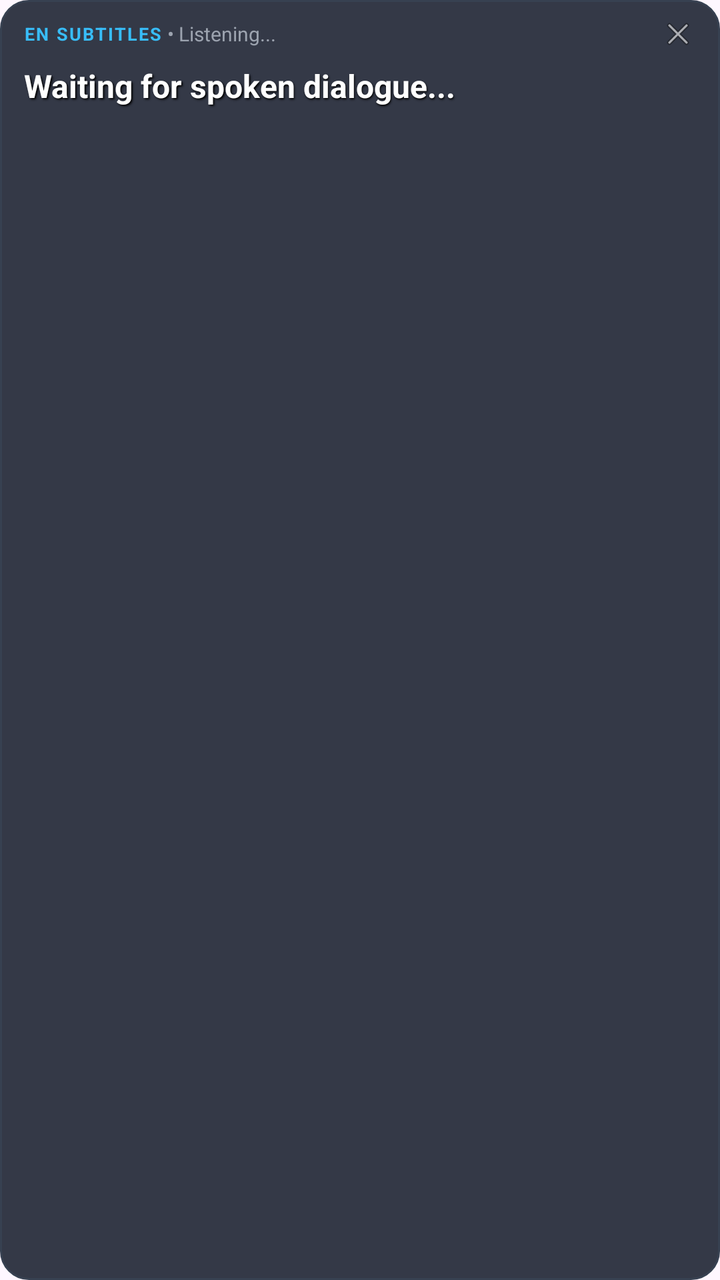
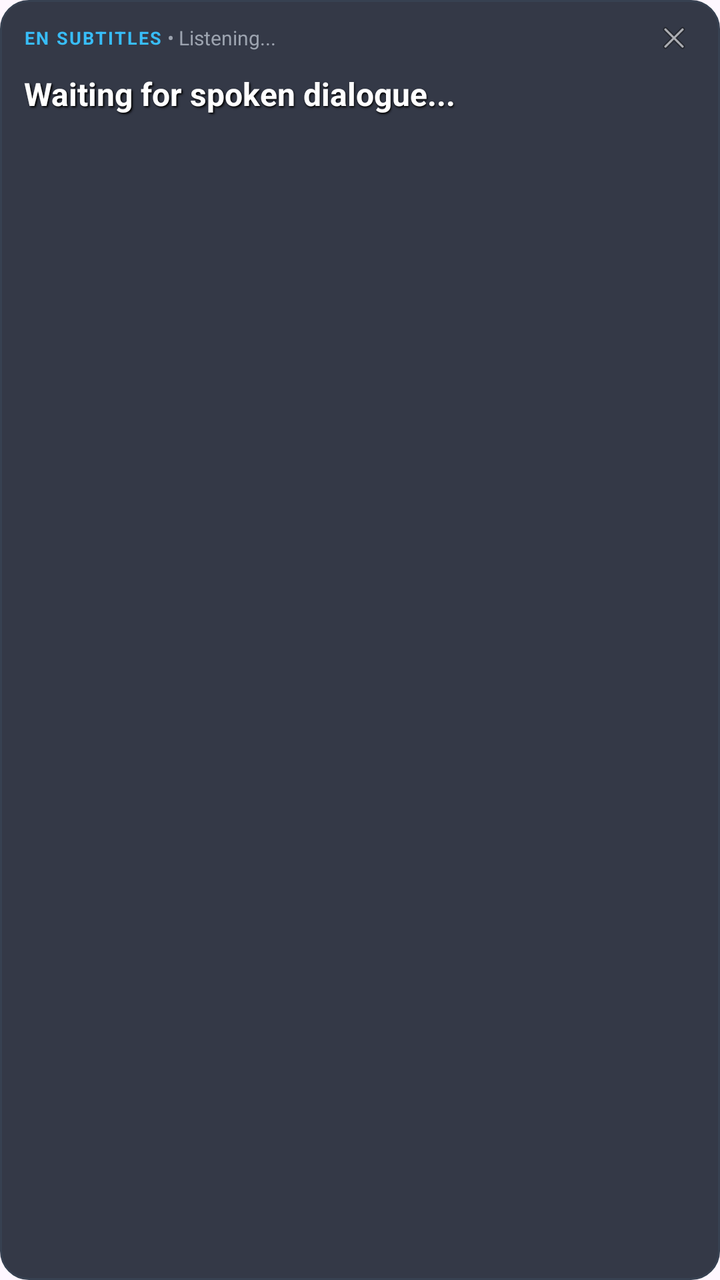

The first picture is an Android layout as it rendered before a commit; the second is the same layout after the commit. The layout source and the unified diff follow.
<!-- AndroidManifest.xml: application theme Theme.LiveSubtitles -->
<!-- res/layout/layout_floating_subtitle.xml -->
<?xml version="1.0" encoding="utf-8"?>
<LinearLayout xmlns:android="http://schemas.android.com/apk/res/android"
    android:id="@+id/overlayContainer"
    android:layout_width="wrap_content"
    android:layout_height="wrap_content"
    android:background="@drawable/bg_overlay_card"
    android:orientation="vertical"
    android:minWidth="260dp"
    android:maxWidth="360dp">

    
    <LinearLayout
        android:id="@+id/dragHandle"
        android:layout_width="match_parent"
        android:layout_height="wrap_content"
        android:orientation="horizontal"
        android:gravity="center_vertical"
        android:paddingBottom="4dp">

        <TextView
            android:id="@+id/tvEngineBadge"
            android:layout_width="wrap_content"
            android:layout_height="wrap_content"
            android:text="EN SUBTITLES"
            android:textSize="9sp"
            android:textStyle="bold"
            android:textColor="@color/subtitle_accent"
            android:letterSpacing="0.08" />

        <TextView
            android:id="@+id/tvStatus"
            android:layout_width="0dp"
            android:layout_height="wrap_content"
            android:layout_weight="1"
            android:text=" • Listening..."
            android:textSize="10sp"
            android:textColor="#9CA3AF"
            android:maxLines="1"
            android:ellipsize="end" />

        <ImageView
            android:id="@+id/btnCloseOverlay"
            android:layout_width="18dp"
            android:layout_height="18dp"
            android:background="?attr/selectableItemBackgroundBorderless"
            android:contentDescription="Close Subtitles"
            android:src="@android:drawable/ic_menu_close_clear_cancel" />
    </LinearLayout>

    
    <TextView
        android:id="@+id/tvSubtitle"
        android:layout_width="match_parent"
        android:layout_height="wrap_content"
        android:text="Waiting for spoken dialogue..."
        android:textColor="@color/subtitle_text"
        android:textSize="16sp"
        android:textStyle="bold"
        android:shadowColor="#FF000000"
        android:shadowDx="1.5"
        android:shadowDy="1.5"
        android:shadowRadius="2.0"
        android:lineSpacingExtra="3dp"
        android:paddingTop="2dp"
        android:paddingBottom="2dp" />

</LinearLayout>
<!-- resources referenced by this layout -->
<resources>
  <color name="subtitle_accent">#38BDF8</color>
  <color name="subtitle_text">#FFFFFF</color>
  <!-- drawable bg_overlay_card (drawable) -->
  <?xml version="1.0" encoding="utf-8"?>
  <shape xmlns:android="http://schemas.android.com/apk/res/android"
      android:shape="rectangle">
      <solid android:color="@color/overlay_bg" />
      <corners android:radius="14dp" />
      <stroke
          android:width="1dp"
          android:color="@color/overlay_border" />
      <padding
          android:bottom="8dp"
          android:left="12dp"
          android:right="12dp"
          android:top="8dp" />
  </shape>
  <style name="Theme.LiveSubtitles" parent="Theme.Material3.DayNight.NoActionBar">
          <item name="colorPrimary">@color/purple_500</item>
          <item name="colorPrimaryVariant">@color/purple_700</item>
          <item name="colorOnPrimary">@color/white</item>
      </style>
  <color name="overlay_bg">#D9111827</color>
  <color name="overlay_border">#374151</color>
  <color name="purple_500">#6200EE</color>
  <color name="purple_700">#3700B3</color>
  <color name="white">#FFFFFFFF</color>
</resources>

<!-- the commit's change to res/layout/layout_floating_subtitle.xml (unified diff, before → after) -->
@@ -40,9 +40,9 @@
 
         <ImageView
             android:id="@+id/btnCloseOverlay"
-            android:layout_width="18dp"
-            android:layout_height="18dp"
-            android:background="?attr/selectableItemBackgroundBorderless"
+            android:layout_width="22dp"
+            android:layout_height="22dp"
+            android:padding="2dp"
             android:contentDescription="Close Subtitles"
             android:src="@android:drawable/ic_menu_close_clear_cancel" />
     </LinearLayout>
